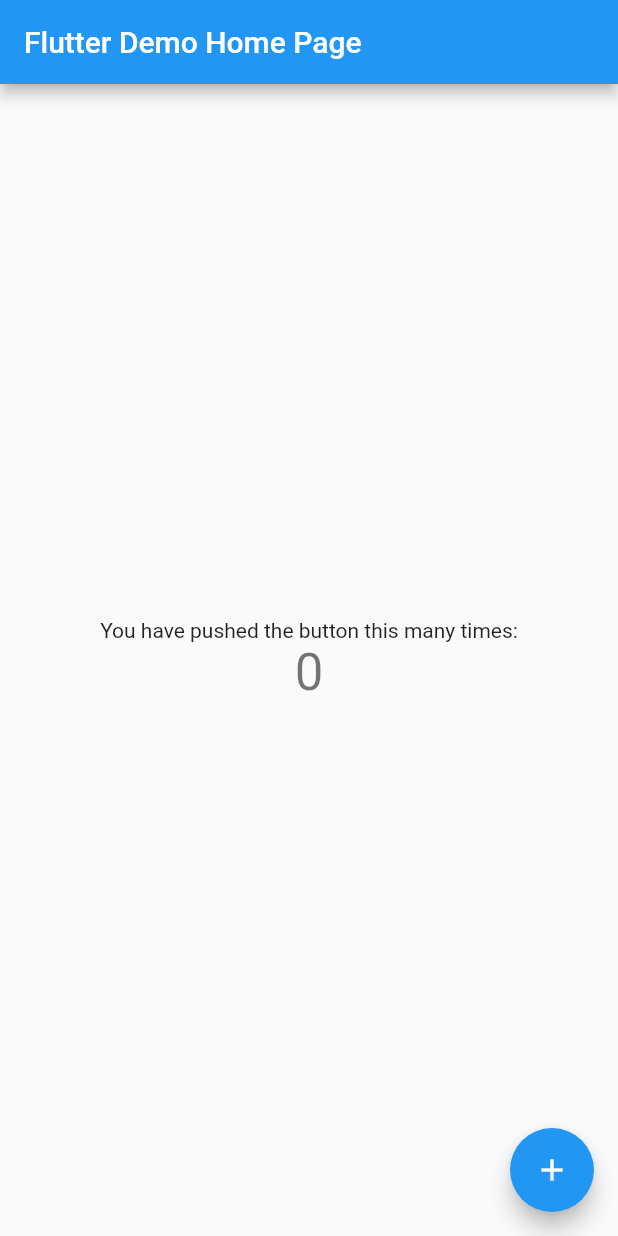
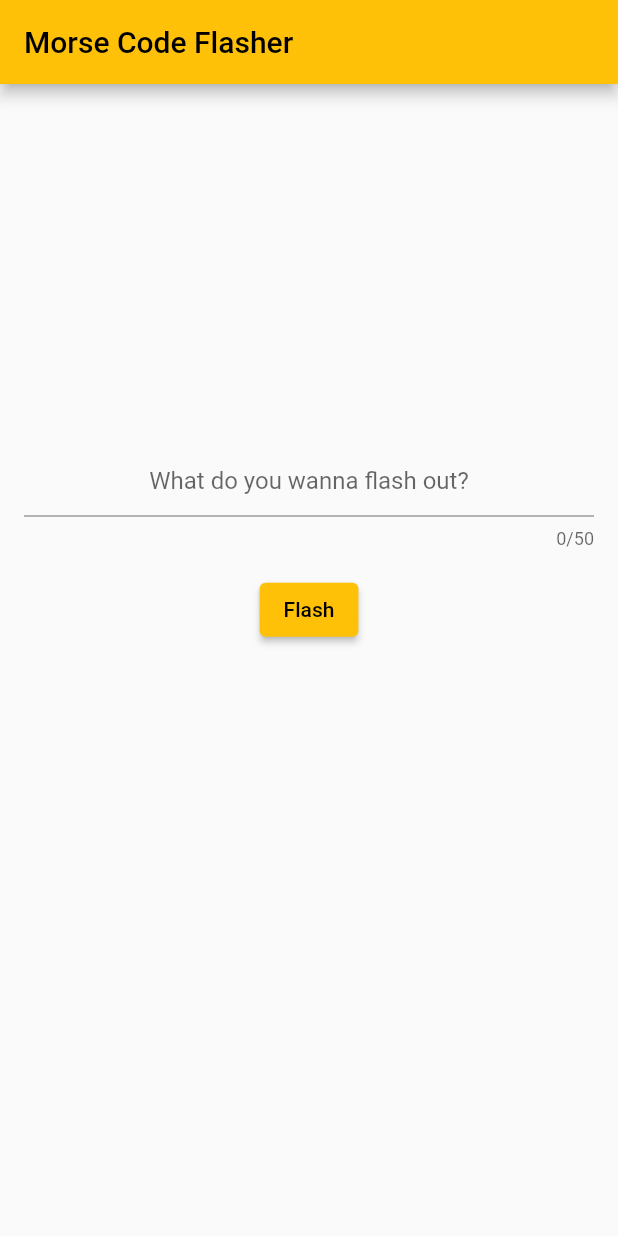
Before and after one commit to sharunrajeev/morse_code_flasher, a Flutter app: the screen it shows after launch, on a phone screen of 412 x 824 dp. Run offline on Flutter 3.47's test engine with Material 2 defaults, Android fonts, the phone set to English and light mode, and no system bars; missing offline and left inert: torch_light.

Commit message:
Update latest changes

```diff
--- a/lib/main.dart
+++ b/lib/main.dart
@@ -1,4 +1,6 @@
 import 'package:flutter/material.dart';
+import 'morse.dart';
+import 'flash_controller.dart';
 
 void main() {
   runApp(const MyApp());
@@ -6,108 +8,155 @@ void main() {
 
 class MyApp extends StatelessWidget {
   const MyApp({Key? key}) : super(key: key);
-
-  // This widget is the root of your application.
   @override
   Widget build(BuildContext context) {
     return MaterialApp(
-      title: 'Flutter Demo',
+      title: 'Morse Code Flasher',
       theme: ThemeData(
-        // This is the theme of your application.
-        //
-        // Try running your application with "flutter run". You'll see the
-        // application has a blue toolbar. Then, without quitting the app, try
-        // changing the primarySwatch below to Colors.green and then invoke
-        // "hot reload" (press "r" in the console where you ran "flutter run",
-        // or simply save your changes to "hot reload" in a Flutter IDE).
-        // Notice that the counter didn't reset back to zero; the application
-        // is not restarted.
-        primarySwatch: Colors.blue,
+        primarySwatch: Colors.amber,
       ),
-      home: const MyHomePage(title: 'Flutter Demo Home Page'),
+      home: const HomePage(),
     );
   }
 }
 
-class MyHomePage extends StatefulWidget {
-  const MyHomePage({Key? key, required this.title}) : super(key: key);
-
-  // This widget is the home page of your application. It is stateful, meaning
-  // that it has a State object (defined below) that contains fields that affect
-  // how it looks.
-
-  // This class is the configuration for the state. It holds the values (in this
-  // case the title) provided by the parent (in this case the App widget) and
-  // used by the build method of the State. Fields in a Widget subclass are
-  // always marked "final".
-
-  final String title;
+class HomePage extends StatefulWidget {
+  const HomePage({Key? key}) : super(key: key);
 
   @override
-  State<MyHomePage> createState() => _MyHomePageState();
+  _HomePageState createState() => _HomePageState();
 }
 
-class _MyHomePageState extends State<MyHomePage> {
-  int _counter = 0;
+class _HomePageState extends State<HomePage> {
+  // Create a text controller and use it to retrieve the current value of the TextField.
+  final myController = TextEditingController();
+  String currentLetter = "";
+  String currentMorse = "";
+  String morseString = "";
+  String inputString = "";
+  bool errorFlag = false;
+  String errorMessage = "";
 
-  void _incrementCounter() {
+  // Button text
+  String buttonText = "Flash it!";
+
+  // Check if buttons are active
+  bool isActive = false;
+
+  void startFlash() async {
+    setInputText(myController.text);
+    setMorseCode(MorseCode.stringToMorse(myController.text));
+    List<String> morseWords = morseString.split("/ ");
+    int stringLetterIndex = 0;
+    for (int i = 0; i < morseWords.length; i++) {
+      String morseWord = morseWords[i];
+      List<String> morseLetters = morseWord.split(" ");
+      morseLetters.removeLast();
+
+      for (int j = 0; j < morseLetters.length; j++) {
+        String morseLetter = morseLetters[j];
+        updateLetters(myController.text[stringLetterIndex], morseLetter);
+        await FlashController.flashLetter(morseLetter);
+        stringLetterIndex++;
+      }
+      FlashController.pause(7 * FlashController.timeUnit);
+    }
+    updateLetters("", "");
+  }
+
+  //syncs the letter currently being flashed with one on screen
+  void updateLetters(String letter, String morse) {
     setState(() {
-      // This call to setState tells the Flutter framework that something has
-      // changed in this State, which causes it to rerun the build method below
-      // so that the display can reflect the updated values. If we changed
-      // _counter without calling setState(), then the build method would not be
-      // called again, and so nothing would appear to happen.
-      _counter++;
+      currentLetter = letter;
+      currentMorse = morse;
+    });
+  }
+
+  void setMorseCode(String morse) {
+    setState(() {
+      morseString = morse;
+    });
+  }
+
+  void setInputText(String input) {
+    setState(() {
+      inputString = input;
+    });
+  }
+
+  void setErrorFlag(String e) {
+    setState(() {
+      errorFlag = true;
+      errorMessage = e;
     });
   }
 
   @override
+  void dispose() {
+    // Clean up the controller when the widget is disposed.
+    myController.dispose();
+    super.dispose();
+  }
+
+  @override
   Widget build(BuildContext context) {
-    // This method is rerun every time setState is called, for instance as done
-    // by the _incrementCounter method above.
-    //
-    // The Flutter framework has been optimized to make rerunning build methods
-    // fast, so that you can just rebuild anything that needs updating rather
-    // than having to individually change instances of widgets.
     return Scaffold(
       appBar: AppBar(
-        // Here we take the value from the MyHomePage object that was created by
-        // the App.build method, and use it to set our appbar title.
-        title: Text(widget.title),
+        title: const Text('Morse Code Flasher'),
       ),
       body: Center(
-        child: Column(
-          // Column is also a layout widget. It takes a list of children and
-          // arranges them vertically. By default, it sizes itself to fit its
-          // children horizontally, and tries to be as tall as its parent.
-          //
-          // Invoke "debug painting" (press "p" in the console, choose the
-          // "Toggle Debug Paint" action from the Flutter Inspector in Android
-          // Studio, or the "Toggle Debug Paint" command in Visual Studio Code)
-          // to see the wireframe for each widget.
-          //
-          // Column has various properties to control how it sizes itself and
-          // how it positions its children. Here we use mainAxisAlignment to
-          // center the children vertically; the main axis here is the vertical
-          // axis because Columns are vertical (the cross axis would be
-          // horizontal).
-          mainAxisAlignment: MainAxisAlignment.center,
-          children: <Widget>[
-            const Text(
-              'You have pushed the button this many times:',
-            ),
-            Text(
-              '$_counter',
-              style: Theme.of(context).textTheme.headline4,
-            ),
-          ],
+        child: Padding(
+          padding: const EdgeInsets.all(8.0),
+          child: Column(
+              mainAxisAlignment: MainAxisAlignment.center,
+              children: <Widget>[
+                Padding(
+                  padding: const EdgeInsets.all(8.0),
+                  child: TextField(
+                    controller: myController,
+                    textAlign: TextAlign.center,
+                    decoration: const InputDecoration(
+                      hintText: 'What do you wanna flash out?',
+                    ),
+                    maxLength: 50,
+                  ),
+                ),
+                Padding(
+                  padding: const EdgeInsets.all(8.0),
+                  child: ElevatedButton(
+                    child: const Text('Flash'),
+                    onPressed: () {
+                      startFlash();
+                    },
+                  ),
+                ),
+                Column(children: <Widget>[
+                  Padding(
+                    padding: const EdgeInsets.all(8.0),
+                    child: Text(
+                      inputString != '' ? '$inputString -> $morseString' : '',
+                      style: const TextStyle(fontSize: 20),
+                    ),
+                  ),
+                  Padding(
+                    padding: const EdgeInsets.all(8.0),
+                    child: Text(
+                      currentLetter,
+                      style: const TextStyle(fontSize: 40),
+                    ),
+                  ),
+                  Padding(
+                    padding: const EdgeInsets.all(8.0),
+                    child: Text(
+                      currentMorse,
+                      style: const TextStyle(fontSize: 30),
+                    ),
+                  )
+                ]),
+                const FlashController()
+              ]),
         ),
       ),
-      floatingActionButton: FloatingActionButton(
-        onPressed: _incrementCounter,
-        tooltip: 'Increment',
-        child: const Icon(Icons.add),
-      ), // This trailing comma makes auto-formatting nicer for build methods.
     );
   }
 }
--- a/pubspec.yaml
+++ b/pubspec.yaml
@@ -29,6 +29,7 @@ environment:
 dependencies:
   flutter:
     sdk: flutter
+  torch_light: ^0.4.0
 
 
   # The following adds the Cupertino Icons font to your application.
```
Also changed, not shown: lib/flashController.dart (deleted, +0 -40 lines), lib/flash_controller.dart (added, +55 -0 lines), lib/morse.dart (+5 -5 lines), pubspec.lock, 2 other files.
